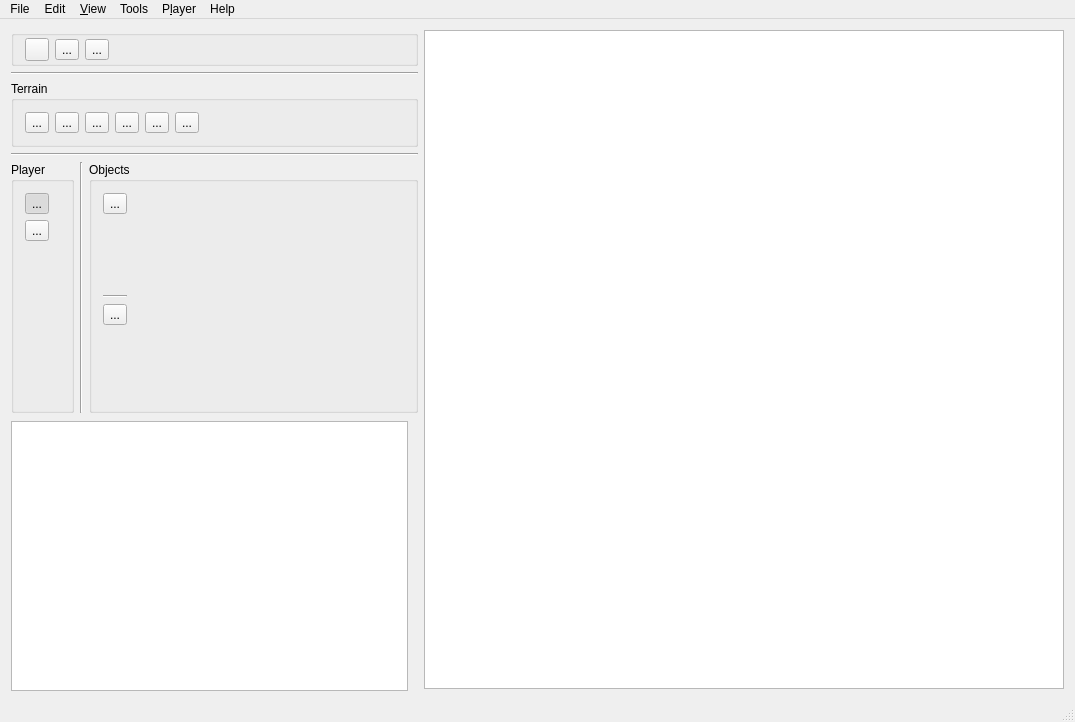
The window that MapEditor/mainwindow.ui (projectdelphai/ECS160_MapEditor) describes before a commit, drawn with Qt 5.
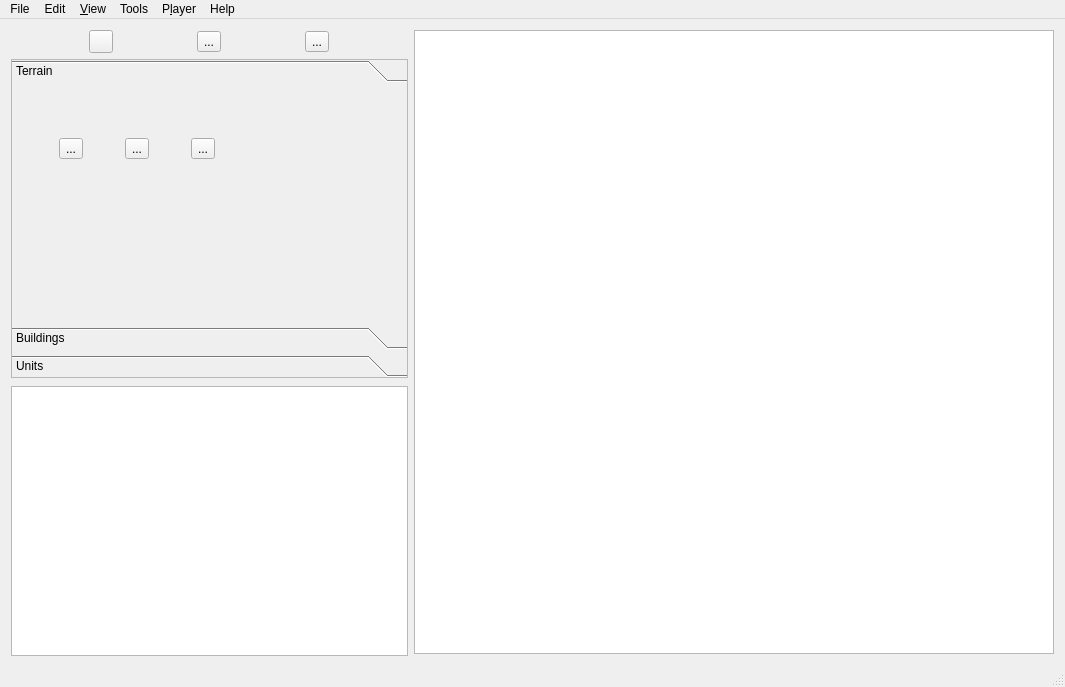
The same window after the commit. The open tabs and pages were chosen to show the change. Icons and pictures are not drawn.

Patch:
```diff
--- a/MapEditor/mainwindow.ui
+++ b/MapEditor/mainwindow.ui
@@ -6,8 +6,8 @@
    <rect>
     <x>0</x>
     <y>0</y>
-    <width>1075</width>
-    <height>722</height>
+    <width>1057</width>
+    <height>687</height>
    </rect>
   </property>
   <property name="mouseTracking">
@@ -31,94 +31,91 @@
     <item>
      <layout class="QVBoxLayout" name="verticalLayout">
       <item>
-       <widget class="QGroupBox" name="groupBox_3">
+       <layout class="QGridLayout" name="gridLayout">
+        <item row="0" column="1">
+         <widget class="QToolButton" name="button_new">
+          <property name="icon">
+           <iconset resource="icons.qrc">
+            <normaloff>:/toolbar/icons/toolbar/toolbar1.bmp</normaloff>:/toolbar/icons/toolbar/toolbar1.bmp</iconset>
+          </property>
+          <property name="shortcut">
+           <string>Ctrl+N, Meta+N</string>
+          </property>
+         </widget>
+        </item>
+        <item row="0" column="2">
+         <widget class="QToolButton" name="button_open">
+          <property name="text">
+           <string>...</string>
+          </property>
+          <property name="icon">
+           <iconset resource="icons.qrc">
+            <normaloff>:/toolbar/icons/toolbar/toolbar2.bmp</normaloff>:/toolbar/icons/toolbar/toolbar2.bmp</iconset>
+          </property>
+          <property name="shortcut">
+           <string>Meta+O, Ctrl+O</string>
+          </property>
+         </widget>
+        </item>
+        <item row="0" column="3">
+         <widget class="QToolButton" name="button_save">
+          <property name="text">
+           <string>...</string>
+          </property>
+          <property name="icon">
+           <iconset resource="icons.qrc">
+            <normaloff>:/toolbar/icons/toolbar/toolbar3.bmp</normaloff>:/toolbar/icons/toolbar/toolbar3.bmp</iconset>
+          </property>
+          <property name="shortcut">
+           <string>Meta+S, Ctrl+S</string>
+          </property>
+         </widget>
+        </item>
+       </layout>
+      </item>
+      <item>
+       <widget class="QToolBox" name="toolBox">
         <property name="sizePolicy">
-         <sizepolicy hsizetype="Preferred" vsizetype="Maximum">
+         <sizepolicy hsizetype="Fixed" vsizetype="Preferred">
           <horstretch>0</horstretch>
           <verstretch>0</verstretch>
          </sizepolicy>
         </property>
-        <property name="title">
-         <string/>
+        <property name="minimumSize">
+         <size>
+          <width>397</width>
+          <height>0</height>
+         </size>
         </property>
-        <layout class="QHBoxLayout" name="horizontalLayout_8">
-         <property name="topMargin">
-          <number>2</number>
-         </property>
-         <property name="bottomMargin">
-          <number>2</number>
-         </property>
-         <item>
-          <widget class="QToolButton" name="button_new">
-           <property name="icon">
-            <iconset resource="icons.qrc">
-             <normaloff>:/toolbar/icons/toolbar/toolbar1.bmp</normaloff>:/toolbar/icons/toolbar/toolbar1.bmp</iconset>
-           </property>
-           <property name="shortcut">
-            <string>Ctrl+N, Meta+N</string>
-           </property>
-          </widget>
-         </item>
-         <item>
-          <widget class="QToolButton" name="button_open">
-           <property name="text">
-            <string>...</string>
-           </property>
-           <property name="icon">
-            <iconset resource="icons.qrc">
-             <normaloff>:/toolbar/icons/toolbar/toolbar2.bmp</normaloff>:/toolbar/icons/toolbar/toolbar2.bmp</iconset>
-           </property>
-           <property name="shortcut">
-            <string>Meta+O, Ctrl+O</string>
-           </property>
-          </widget>
-         </item>
-         <item>
-          <widget class="QToolButton" name="button_save">
-           <property name="text">
-            <string>...</string>
-           </property>
-           <property name="icon">
-            <iconset resource="icons.qrc">
-             <normaloff>:/toolbar/icons/toolbar/toolbar3.bmp</normaloff>:/toolbar/icons/toolbar/toolbar3.bmp</iconset>
-           </property>
-           <property name="shortcut">
-            <string>Meta+S, Ctrl+S</string>
-           </property>
-          </widget>
-         </item>
-         <item>
-          <spacer name="horizontalSpacer_2">
-           <property name="orientation">
-            <enum>Qt::Horizontal</enum>
-           </property>
-           <property name="sizeHint" stdset="0">
-            <size>
-             <width>40</width>
-             <height>20</height>
-            </size>
-           </property>
-          </spacer>
-         </item>
-        </layout>
-       </widget>
-      </item>
-      <item>
-       <widget class="Line" name="line_3">
-        <property name="orientation">
-         <enum>Qt::Horizontal</enum>
+        <property name="frameShape">
+         <enum>QFrame::StyledPanel</enum>
         </property>
-       </widget>
-      </item>
-      <item>
-       <layout class="QHBoxLayout" name="horizontalLayout_3">
-        <item>
-         <widget class="QGroupBox" name="tools_terrain">
-          <property name="title">
-           <string>Terrain</string>
+        <property name="currentIndex">
+         <number>2</number>
+        </property>
+        <widget class="QWidget" name="tools_terrain">
+         <property name="geometry">
+          <rect>
+           <x>0</x>
+           <y>0</y>
+           <width>395</width>
+           <height>243</height>
+          </rect>
+         </property>
+         <attribute name="label">
+          <string>Terrain</string>
+         </attribute>
+         <widget class="QWidget" name="gridLayoutWidget">
+          <property name="geometry">
+           <rect>
+            <x>0</x>
+            <y>-10</y>
+            <width>251</width>
+            <height>141</height>
+           </rect>
           </property>
-          <layout class="QHBoxLayout" name="horizontalLayout_4">
-           <item>
+          <layout class="QGridLayout" name="gridLayout_2">
+           <item row="0" column="0">
             <widget class="QToolButton" name="tool_grass">
              <property name="text">
               <string>...</string>
@@ -133,15 +130,9 @@
                <height>32</height>
               </size>
              </property>
-             <property name="checkable">
-              <bool>true</bool>
-             </property>
-             <property name="autoExclusive">
-              <bool>true</bool>
-             </property>
             </widget>
            </item>
-           <item>
+           <item row="0" column="1">
             <widget class="QToolButton" name="tool_dirt">
              <property name="text">
               <string>...</string>
@@ -156,15 +147,9 @@
                <height>32</height>
               </size>
              </property>
-             <property name="checkable">
-              <bool>true</bool>
-             </property>
-             <property name="autoExclusive">
-              <bool>true</bool>
-             </property>
             </widget>
            </item>
-           <item>
+           <item row="0" column="2">
             <widget class="QToolButton" name="tool_water">
              <property name="text">
               <string>...</string>
@@ -179,99 +164,8 @@
                <height>32</height>
               </size>
              </property>
-             <property name="checkable">
-              <bool>true</bool>
-             </property>
-             <property name="checked">
-              <bool>false</bool>
-             </property>
-             <property name="autoExclusive">
-              <bool>true</bool>
-             </property>
             </widget>
            </item>
-           <item>
-            <widget class="QToolButton" name="tool_tree">
-             <property name="text">
-              <string>...</string>
-             </property>
-             <property name="icon">
-              <iconset resource="icons.qrc">
-               <normaloff>:/toolbar/icons/toolbar/tool_forest.png</normaloff>:/toolbar/icons/toolbar/tool_forest.png</iconset>
-             </property>
-             <property name="iconSize">
-              <size>
-               <width>32</width>
-               <height>32</height>
-              </size>
-             </property>
-             <property name="checkable">
-              <bool>true</bool>
-             </property>
-             <property name="autoExclusive">
-              <bool>true</bool>
-             </property>
-            </widget>
-           </item>
-           <item>
-            <widget class="QToolButton" name="tool_rock">
-             <property name="text">
-              <string>...</string>
-             </property>
-             <property name="icon">
-              <iconset resource="icons.qrc">
-               <normaloff>:/toolbar/icons/toolbar/tool_rock.png</normaloff>:/toolbar/icons/toolbar/tool_rock.png</iconset>
-             </property>
-             <property name="iconSize">
-              <size>
-               <width>32</width>
-               <height>32</height>
-              </size>
-             </property>
-             <property name="checkable">
-              <bool>true</bool>
-             </property>
-             <property name="autoExclusive">
-              <bool>true</bool>
-             </property>
-            </widget>
-           </item>
-           <item>
-            <widget class="QToolButton" name="tool_wall">
-             <property name="text">
-              <string>...</string>
-             </property>
-             <property name="icon">
-              <iconset resource="icons.qrc">
-               <normaloff>:/toolbar/icons/toolbar/tool_wall.png</normaloff>:/toolbar/icons/toolbar/tool_wall.png</iconset>
-             </property>
-             <property name="iconSize">
-              <size>
-               <width>32</width>
-               <height>32</height>
-              </size>
-             </property>
-             <property name="checkable">
-              <bool>true</bool>
-             </property>
-             <property name="autoExclusive">
-              <bool>true</bool>
-             </property>
-            </widget>
-           </item>
-           <item>
-            <spacer name="horizontalSpacer_3">
-             <property name="orientation">
-              <enum>Qt::Horizontal</enum>
-             </property>
-             <property name="sizeHint" stdset="0">
-              <size>
-               <width>40</width>
-               <height>20</height>
-              </size>
-             </property>
-            </spacer>
-           </item>
           </layout>
           <zorder>tool_rock</zorder>
           <zorder>tool_tree</zorder>
@@ -281,209 +175,35 @@
           <zorder>tool_water</zorder>
           <zorder>horizontalSpacer_3</zorder>
          </widget>
-        </item>
-       </layout>
-      </item>
-      <item>
-       <widget class="Line" name="line_2">
-        <property name="orientation">
-         <enum>Qt::Horizontal</enum>
-        </property>
+        </widget>
+        <widget class="QWidget" name="tools_buildings">
+         <property name="geometry">
+          <rect>
+           <x>0</x>
+           <y>0</y>
+           <width>395</width>
+           <height>243</height>
+          </rect>
+         </property>
+         <attribute name="label">
+          <string>Buildings</string>
+         </attribute>
+        </widget>
+        <widget class="QWidget" name="tools_units">
+         <property name="geometry">
+          <rect>
+           <x>0</x>
+           <y>0</y>
+           <width>395</width>
+           <height>267</height>
+          </rect>
+         </property>
+         <attribute name="label">
+          <string>Units</string>
+         </attribute>
+        </widget>
        </widget>
       </item>
-      <item>
-       <layout class="QHBoxLayout" name="horizontalLayout_5">
-        <item>
-         <layout class="QVBoxLayout" name="verticalLayout_3">
-          <item>
-           <widget class="QGroupBox" name="groupBox">
-            <property name="title">
-             <string>Player</string>
-            </property>
-            <layout class="QVBoxLayout" name="verticalLayout_5">
-             <item>
-              <widget class="QToolButton" name="tool_p1">
-               <property name="text">
-                <string>...</string>
-               </property>
-               <property name="icon">
-                <iconset resource="icons.qrc">
-                 <normaloff>:/toolbar/icons/toolbar/tool_p1.png</normaloff>:/toolbar/icons/toolbar/tool_p1.png</iconset>
-               </property>
-               <property name="iconSize">
-                <size>
-                 <width>16</width>
-                 <height>16</height>
-                </size>
-               </property>
-               <property name="checkable">
-                <bool>true</bool>
-               </property>
-               <property name="checked">
-                <bool>true</bool>
-               </property>
-               <property name="autoExclusive">
-                <bool>true</bool>
-               </property>
-              </widget>
-             </item>
-             <item>
-              <widget class="QToolButton" name="tool_p2">
-               <property name="text">
-                <string>...</string>
-               </property>
-               <property name="icon">
-                <iconset resource="icons.qrc">
-                 <normaloff>:/toolbar/icons/toolbar/tool_p2.png</normaloff>:/toolbar/icons/toolbar/tool_p2.png</iconset>
-               </property>
-               <property name="checkable">
-                <bool>true</bool>
-               </property>
-               <property name="autoExclusive">
-                <bool>true</bool>
-               </property>
-              </widget>
-             </item>
-             <item>
-              <spacer name="verticalSpacer_2">
-               <property name="orientation">
-                <enum>Qt::Vertical</enum>
-               </property>
-               <property name="sizeHint" stdset="0">
-                <size>
-                 <width>20</width>
-                 <height>40</height>
-                </size>
-               </property>
-              </spacer>
-             </item>
-            </layout>
-           </widget>
-          </item>
-         </layout>
-        </item>
-        <item>
-         <widget class="Line" name="line">
-          <property name="orientation">
-           <enum>Qt::Vertical</enum>
-          </property>
-         </widget>
-        </item>
-        <item>
-         <layout class="QVBoxLayout" name="verticalLayout_4">
-          <item>
-           <widget class="QGroupBox" name="groupBox_2">
-            <property name="title">
-             <string>Objects</string>
-            </property>
-            <layout class="QGridLayout" name="gridLayout_5">
-             <item row="2" column="0">
-              <layout class="QGridLayout" name="gridLayout_4">
-               <item row="0" column="0">
-                <widget class="QToolButton" name="tool_townhall1">
-                 <property name="text">
-                  <string>...</string>
-                 </property>
-                 <property name="icon">
-                  <iconset resource="icons.qrc">
-                   <normaloff>:/toolbar/icons/toolbar/tool_townhall.png</normaloff>:/toolbar/icons/toolbar/tool_townhall.png</iconset>
-                 </property>
-                 <property name="iconSize">
-                  <size>
-                   <width>46</width>
-                   <height>38</height>
-                  </size>
-                 </property>
-                 <property name="checkable">
-                  <bool>true</bool>
-                 </property>
-                 <property name="autoExclusive">
-                  <bool>true</bool>
-                 </property>
-                </widget>
-               </item>
-               <item row="1" column="0">
-                <spacer name="verticalSpacer_3">
-                 <property name="orientation">
-                  <enum>Qt::Vertical</enum>
-                 </property>
-                 <property name="sizeHint" stdset="0">
-                  <size>
-                   <width>20</width>
-                   <height>40</height>
-                  </size>
-                 </property>
-                </spacer>
-               </item>
-              </layout>
-             </item>
-             <item row="0" column="0">
-              <layout class="QGridLayout" name="gridLayout_3">
-               <item row="0" column="0">
-                <widget class="QToolButton" name="tool_peasant1">
-                 <property name="text">
-                  <string>...</string>
-                 </property>
-                 <property name="icon">
-                  <iconset resource="icons.qrc">
-                   <normaloff>:/toolbar/icons/toolbar/tool_peasant.png</normaloff>:/toolbar/icons/toolbar/tool_peasant.png</iconset>
-                 </property>
-                 <property name="iconSize">
-                  <size>
-                   <width>46</width>
-                   <height>38</height>
-                  </size>
-                 </property>
-                 <property name="checkable">
-                  <bool>true</bool>
-                 </property>
-                 <property name="autoExclusive">
-                  <bool>true</bool>
-                 </property>
-                </widget>
-               </item>
-               <item row="1" column="0">
-                <spacer name="verticalSpacer">
-                 <property name="orientation">
-                  <enum>Qt::Vertical</enum>
-                 </property>
-                 <property name="sizeHint" stdset="0">
-                  <size>
-                   <width>20</width>
-                   <height>40</height>
-                  </size>
-                 </property>
-                </spacer>
-               </item>
-              </layout>
-             </item>
-             <item row="0" column="1">
-              <spacer name="horizontalSpacer">
-               <property name="orientation">
-                <enum>Qt::Horizontal</enum>
-               </property>
-               <property name="sizeHint" stdset="0">
-                <size>
-                 <width>40</width>
-                 <height>20</height>
-                </size>
-               </property>
-              </spacer>
-             </item>
-             <item row="1" column="0">
-              <widget class="Line" name="line_4">
-               <property name="orientation">
-                <enum>Qt::Horizontal</enum>
-               </property>
-              </widget>
-             </item>
-            </layout>
-           </widget>
-          </item>
-         </layout>
-        </item>
-       </layout>
-      </item>
       <item>
        <widget class="QGraphicsView" name="graphicsView_2">
         <property name="sizePolicy">
@@ -521,15 +241,6 @@
           <height>480</height>
          </size>
         </property>
-        <property name="backgroundBrush">
-         <brush brushstyle="SolidPattern">
-          <color alpha="128">
-           <red>0</red>
-           <green>0</green>
-           <blue>0</blue>
-          </color>
-         </brush>
-        </property>
        </widget>
       </item>
      </layout>
@@ -541,8 +252,8 @@
     <rect>
      <x>0</x>
      <y>0</y>
-     <width>1075</width>
-     <height>22</height>
+     <width>1057</width>
+     <height>17</height>
     </rect>
    </property>
    <widget class="QMenu" name="menuFile">
```
Left out of the diff: 57 changed lines with no effect on the pictures.
